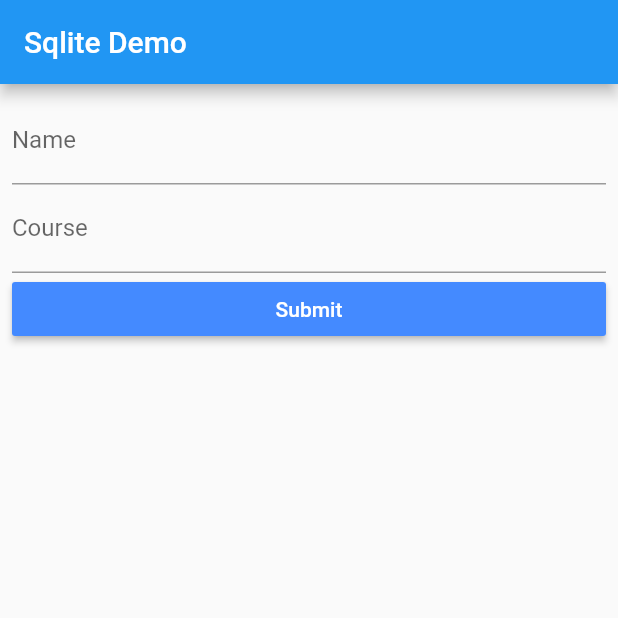
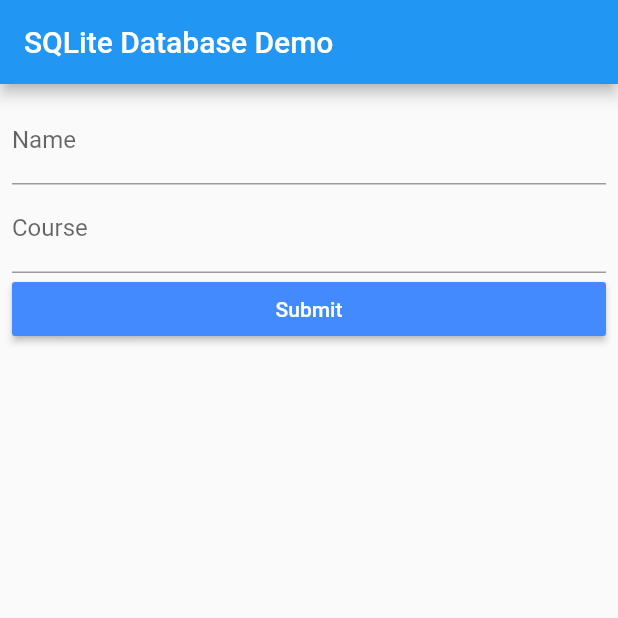
Before and after one commit to tanviranwarrafi/flutter-sqlite-database, a Flutter app: the screen it shows after launch, on a phone screen of 412 x 824 dp, the top half of it. Run offline on Flutter 3.47's test engine with Material 2 defaults, Android fonts, the phone set to English and light mode, and no system bars; our stand-ins replace sqflite; accounts and stored records are empty.

Commit message:
add screenshots

```diff
--- a/lib/main.dart
+++ b/lib/main.dart
@@ -7,7 +7,6 @@ class MyApp extends StatelessWidget {
   @override
   Widget build(BuildContext context) {
     return MaterialApp(
-      title: 'Flutter Demo',
       theme: ThemeData(
         primarySwatch: Colors.blue,
       ),
@@ -36,7 +35,7 @@ class _MyHomePageState extends State<MyHomePage> {
     double width = MediaQuery.of(context).size.width;
     return Scaffold(
       appBar: AppBar(
-        title: Text('Sqlite Demo'),
+        title: Text('SQLite Database Demo'),
       ),
       body: ListView(
         children: <Widget>[
@@ -71,6 +70,7 @@ class _MyHomePageState extends State<MyHomePage> {
                       _submitStudent(context);
                     },
                   ),
+                  SizedBox(height: 16,),
                   FutureBuilder(
                     future: dbmanager.getStudentList(),
                     builder: (context,snapshot){
@@ -83,13 +83,16 @@ class _MyHomePageState extends State<MyHomePage> {
                             Student st = studlist[index];
                             return Card(
                               child: Row(
+                                mainAxisAlignment: MainAxisAlignment.spaceBetween,
                                 children: <Widget>[
+                                  SizedBox(width: 8.0),
                                   Container(
                                     width: width*0.6,
                                     child: Column(
                                       crossAxisAlignment: CrossAxisAlignment.start,
                                       children: <Widget>[
                                         Text('Name: ${st.name}',style: TextStyle(fontSize: 15),),
+                                        SizedBox(height: 4,),
                                         Text('Course: ${st.course}', style: TextStyle(fontSize: 15, color: Colors.black54),),
                                       ],
                                     ),
@@ -106,8 +109,8 @@ class _MyHomePageState extends State<MyHomePage> {
                                     setState(() {
                                       studlist.removeAt(index);
                                     });
-                                  }, icon: Icon(Icons.delete, color: Colors.red,),)
-
+                                  }, icon: Icon(Icons.delete, color: Colors.red,),),
+                                  SizedBox(width: 8.0),
                                 ],
                               ),
                             );
```
Also changed, not shown: 2 other files.
